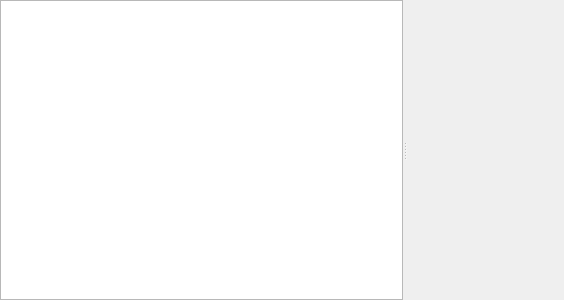
Above: GUI/lccnetworkview.ui from rm5248/TrainUtils before the change. Below: the same form after it.
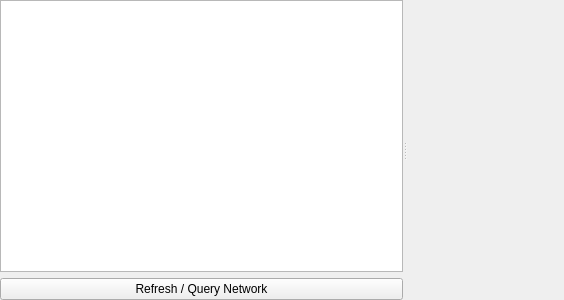
That is the form after the change. Custom widgets are drawn as their Qt base class.

Commit message: display information about the nodes in the LCC network

The edit to the form file:
```diff
--- a/GUI/lccnetworkview.ui
+++ b/GUI/lccnetworkview.ui
@@ -28,20 +28,31 @@
    </property>
    <item row="0" column="0">
     <widget class="QSplitter" name="splitter">
-     <property name="frameShape">
-      <enum>QFrame::NoFrame</enum>
-     </property>
-     <property name="lineWidth">
-      <number>1</number>
-     </property>
-     <property name="midLineWidth">
-      <number>5</number>
-     </property>
      <property name="orientation">
       <enum>Qt::Horizontal</enum>
      </property>
-     <widget class="QTableView" name="lccNetwork"/>
-     <widget class="LCCNodeInformation" name="selectedNode" native="true"/>
+     <widget class="QWidget" name="widget" native="true">
+      <layout class="QVBoxLayout" name="verticalLayout">
+       <item>
+        <widget class="QTableView" name="lccNetwork"/>
+       </item>
+       <item>
+        <widget class="QPushButton" name="queryNetwork">
+         <property name="text">
+          <string>Refresh / Query Network</string>
+         </property>
+        </widget>
+       </item>
+      </layout>
+     </widget>
+     <widget class="LCCNodeInformation" name="selectedNode" native="true">
+      <property name="minimumSize">
+       <size>
+        <width>50</width>
+        <height>0</height>
+       </size>
+      </property>
+     </widget>
     </widget>
    </item>
   </layout>
```
The commit also changes 14 other files.
